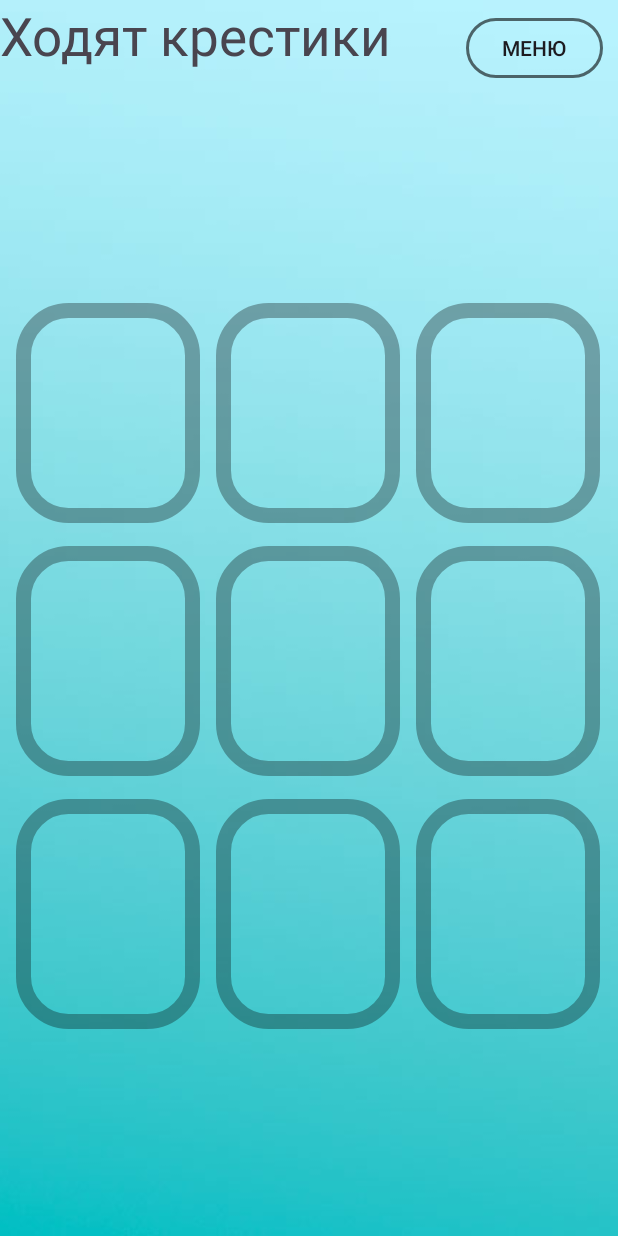
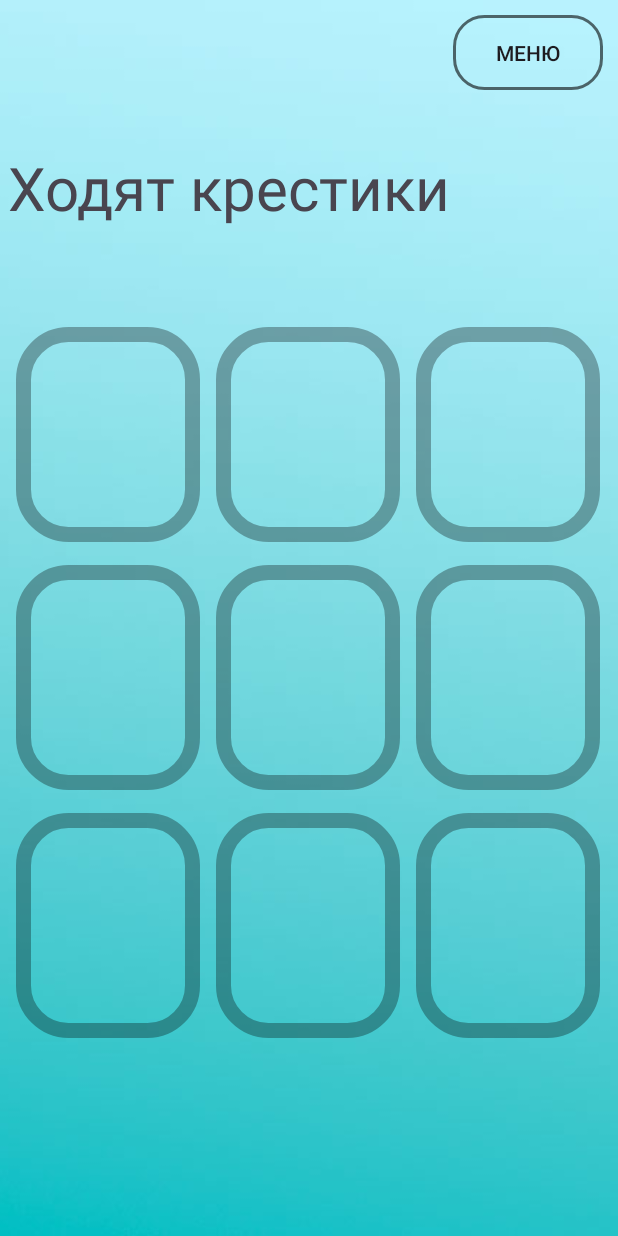
Before and after one commit to alina0777/tiktoktoe, an Android app: the screen it shows after launch (GameActivity), after a tap on "НАЧАТЬ", on a phone screen of 412 x 824 dp. Run offline under Robolectric (Android 15) with nearby library versions, the light colour scheme and no system bars.

Commit message:
Добавлены кнопки ChatGPT и Sound добавлены анимации к ним, видоизмен игровой активити

```diff
--- a/app/src/main/java/com/example/tiktaktoe/GameActivity.java
+++ b/app/src/main/java/com/example/tiktaktoe/GameActivity.java
@@ -41,8 +41,6 @@ public class GameActivity extends AppCompatActivity {
         statusText = findViewById(R.id.statusText);
 
         soundManager = new SoundManager(getApplicationContext(), R.raw.button_sound);
-
-        statusText2 = findViewById(R.id.statusText2);
 
         System.out.println("mainArray [0]: "  + Arrays.toString(mainArray[0]));
         System.out.println("mainArray [0]: "  + Arrays.toString(mainArray[1]));
@@ -91,15 +89,13 @@ public class GameActivity extends AppCompatActivity {
                 Character.getNumericValue(str.charAt(str.length()-1)),  // init Y
                 value);
 
-        statusText2.setText(result);
+        statusText.setText(result);
 
         player1_player2 = changePlayerStatus(player1_player2);
     }
 
     public String checkWinner(int x, int y, String value) {
         System.out.println("checkWinner");
-
-        System.out.println("using = " + value);
 
         System.out.println("mainArray [0]: "  + Arrays.toString(mainArray[0]));
         System.out.println("mainArray [1]: "  + Arrays.toString(mainArray[1]));
--- a/app/src/main/java/com/example/tiktaktoe/MainActivity.java
+++ b/app/src/main/java/com/example/tiktaktoe/MainActivity.java
@@ -1,5 +1,7 @@
 package com.example.tiktaktoe;
 import androidx.appcompat.app.AppCompatActivity;
+import androidx.core.content.ContextCompat;
+
 import android.media.MediaPlayer;
 import android.annotation.TargetApi;
 import android.app.Activity;
@@ -17,18 +19,24 @@ import android.view.Window;
 import android.view.WindowManager;
 import android.widget.Button;
 import android.widget.EditText;
+import android.widget.ImageView;
 import android.widget.Toast;
 
 import java.io.IOException;
 
 public class MainActivity extends AppCompatActivity {
 
+    boolean targetSound = true;
+    boolean targetChatGPT = true;
     SoundManager soundManager;
     Button buttonStart;
     @Override
     protected void onCreate(Bundle savedInstanceState) {
         super.onCreate(savedInstanceState);
         setContentView(R.layout.activity_main);
+
+        targetSound = true;
+        targetChatGPT = true;
 
         Window w = getWindow();
         w.setFlags(WindowManager.LayoutParams.FLAG_FULLSCREEN,WindowManager.LayoutParams.FLAG_FULLSCREEN);
@@ -49,6 +57,37 @@ public class MainActivity extends AppCompatActivity {
 
             }
         });
+
+
+        ImageView soundSettingBottom = findViewById(R.id.sound_button);
+        soundSettingBottom.setOnClickListener(new View.OnClickListener() {
+            @Override
+            public void onClick(View view) {
+
+                if (targetSound) {
+                    soundSettingBottom.setImageResource( R.drawable.on_sound_button);
+                } else {
+                    soundSettingBottom.setImageResource( R.drawable.off_sound_button);
+                }
+
+                targetSound=!targetSound;
+            }
+        });
+
+        ImageView chatGptButton = findViewById(R.id.chatgpt_button);
+        chatGptButton.setOnClickListener(new View.OnClickListener() {
+            @Override
+            public void onClick(View view) {
+
+                if (targetChatGPT) {
+                    chatGptButton.setImageResource( R.drawable.chatgpt_on);
+                } else {
+                    chatGptButton.setImageResource(R.drawable.chatgpt_off);
+                }
+                targetChatGPT=!targetChatGPT;
+            }
+        });
+
     }
 
 }
--- a/app/src/main/java/com/example/tiktaktoe/SoundManager.java
+++ b/app/src/main/java/com/example/tiktaktoe/SoundManager.java
@@ -18,6 +18,7 @@ public class SoundManager {
         mPlayer.setOnCompletionListener(new MediaPlayer.OnCompletionListener() {
             @Override
             public void onCompletion(MediaPlayer mp) {
+
                 stopPlay();
             }
         });
--- a/app/src/main/res/layout/activity_game.xml
+++ b/app/src/main/res/layout/activity_game.xml
@@ -21,44 +21,38 @@
         android:weightSum="100"
         android:shrinkColumns="true">
 
-        <TableRow android:weightSum="100"
-            android:layout_weight="10">
+        <TableRow
+            android:id="@+id/head_row"
+            android:weightSum="100"
+            android:layout_weight="10"
+            android:layout_width="match_parent">
 
-            <TextView
-                android:id="@+id/statusText"
+            <RelativeLayout
+                android:layout_width="match_parent"
                 android:layout_height="match_parent"
-                android:layout_width="match_parent"
-                android:layout_weight="93"
-                android:text="Ходят крестики"
-                android:gravity="top"
-                android:textIsSelectable="true"
-                android:textSize="35dp"
-                android:layout_marginRight="10dp"
-                />
+                android:layout_weight="100">
 
-            <androidx.appcompat.widget.AppCompatButton
-                android:id="@+id/button_back_to_menu"
-                android:layout_width="match_parent"
-                android:layout_height="40dp"
-                android:layout_marginRight="10dp"
-                android:layout_weight="7"
-                android:background="@drawable/button_stroke_black95_press_white"
-
-
-                android:text="@string/menu" />
-
+                <androidx.appcompat.widget.AppCompatButton
+                    android:id="@+id/button_back_to_menu"
+                    android:layout_width="100dp"
+                    android:layout_height="50dp"
+                    android:layout_marginTop="10dp"
+                    android:layout_marginRight="10dp"
+                    android:layout_alignParentRight="true"
+                    android:background="@drawable/button_stroke_black95_press_white"
+                    android:text="@string/menu" />
+            </RelativeLayout>
         </TableRow>
 
-
-
         <TextView
-            android:id="@+id/statusText2"
+            android:id="@+id/statusText"
             android:layout_height="100px"
             android:layout_width="match_parent"
             android:textSize="40dp"
-            android:text=""
+            android:text="Ходят крестики"
             android:layout_weight="10"
-            android:layout_marginLeft="5dp"/>
+            android:layout_marginLeft="5dp"
+            android:layout_marginRight="10dp"/>
 
         <TableLayout
             android:id="@+id/gameTable"
```
Also changed, not shown: app/src/main/res/layout/activity_main.xml (+22 -8 lines), app/src/main/res/drawable/chatgpt_off.png (added), app/src/main/res/drawable/chatgpt_on.png (added), app/src/main/res/drawable/off_sound_button.png (added), app/src/main/res/drawable/on_sound_button.png (added).
